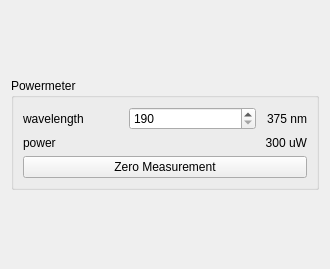
baukekooger/XY_Measurement, file gui_design/powermeter.ui: the form before one commit.
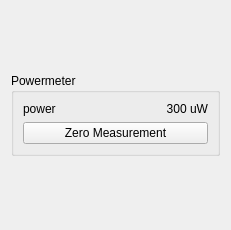
The form after the commit.

Commit message: Added plot titles, removed setting wavelength powermeter in align. Is now set by laser wavelength.

What changed in the file:
```diff
--- a/gui_design/powermeter.ui
+++ b/gui_design/powermeter.ui
@@ -6,8 +6,8 @@
    <rect>
     <x>0</x>
     <y>0</y>
-    <width>330</width>
-    <height>269</height>
+    <width>231</width>
+    <height>230</height>
    </rect>
   </property>
   <property name="sizePolicy">
@@ -74,61 +74,6 @@
          </property>
          <layout class="QGridLayout" name="gridLayout">
           <item row="0" column="0">
-           <layout class="QHBoxLayout" name="horizontalLayout_2">
-            <item>
-             <widget class="QLabel" name="label_wavelength_alignment">
-              <property name="sizePolicy">
-               <sizepolicy hsizetype="Fixed" vsizetype="Preferred">
-                <horstretch>0</horstretch>
-                <verstretch>0</verstretch>
-               </sizepolicy>
-              </property>
-              <property name="minimumSize">
-               <size>
-                <width>100</width>
-                <height>0</height>
-               </size>
-              </property>
-              <property name="text">
-               <string>wavelength</string>
-              </property>
-             </widget>
-            </item>
-            <item>
-             <widget class="QSpinBox" name="spinBox_wavelength_alignment">
-              <property name="minimum">
-               <number>190</number>
-              </property>
-              <property name="maximum">
-               <number>2200</number>
-              </property>
-             </widget>
-            </item>
-            <item>
-             <widget class="QLabel" name="label_indicator_wavelength_alignment">
-              <property name="sizePolicy">
-               <sizepolicy hsizetype="Fixed" vsizetype="Preferred">
-                <horstretch>0</horstretch>
-                <verstretch>0</verstretch>
-               </sizepolicy>
-              </property>
-              <property name="minimumSize">
-               <size>
-                <width>45</width>
-                <height>0</height>
-               </size>
-              </property>
-              <property name="text">
-               <string>375 nm</string>
-              </property>
-              <property name="alignment">
-               <set>Qt::AlignRight|Qt::AlignTrailing|Qt::AlignVCenter</set>
-              </property>
-             </widget>
-            </item>
-           </layout>
-          </item>
-          <item row="1" column="0">
            <layout class="QHBoxLayout" name="horizontalLayout_3">
             <item>
              <widget class="QLabel" name="label_power_title">
@@ -158,7 +103,7 @@
             </item>
            </layout>
           </item>
-          <item row="2" column="0">
+          <item row="1" column="0">
            <widget class="QPushButton" name="pushButton_zero">
             <property name="text">
              <string>Zero Measurement</string>
```
The commit also changes 29 other files.
